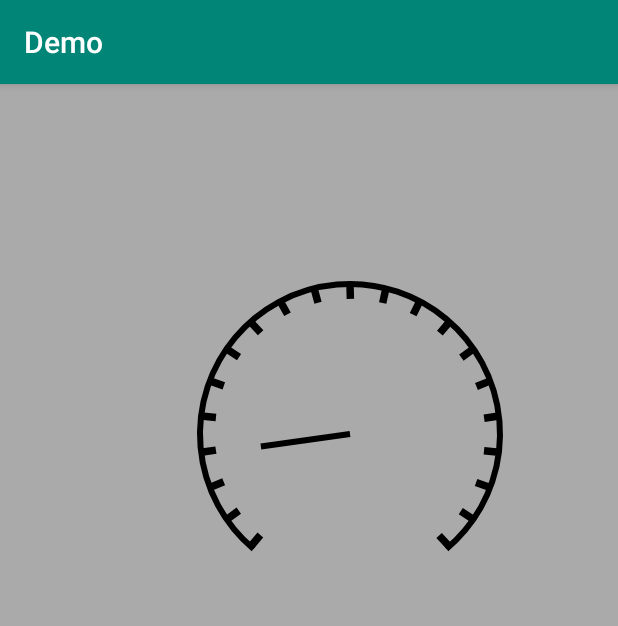
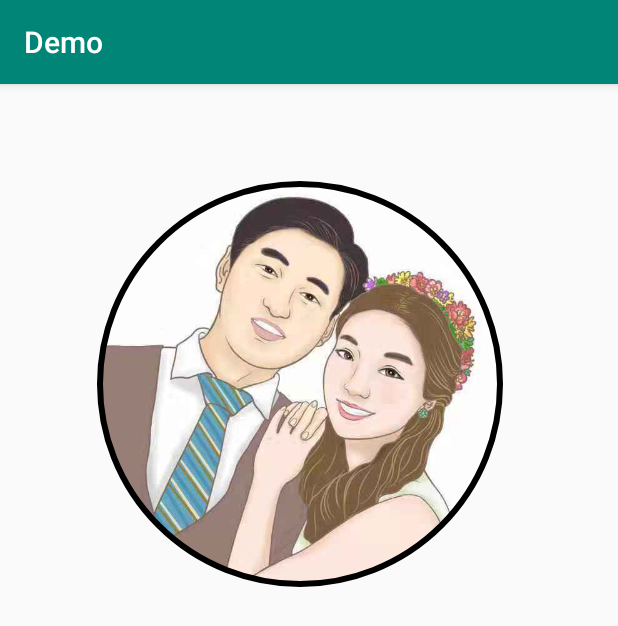
Before and after one commit to androfarmer/demo, an Android app: the screen it shows after launch (MainActivity), on a phone screen of 412 x 824 dp. Shown: the top 626 px of the screen. Run offline under Robolectric (Android 15) with nearby library versions, the phone set to English and light mode, and no system bars; our stand-ins replace CircleImageView.

```diff
--- a/app/src/main/java/com/example/lixiang/demo/CircleImageView.java
+++ b/app/src/main/java/com/example/lixiang/demo/CircleImageView.java
@@ -23,13 +23,17 @@ public class CircleImageView extends View {
     {
         bitmap=Utils.getBitmap(getResources(),R.drawable.lixiang,400);
         paint.setStrokeWidth(borderWidth);
+
+//        setLayerType(LAYER_TYPE_HARDWARE,null);//gpu,离屏缓冲
+//        setLayerType(LAYER_TYPE_SOFTWARE,null);//cpu,离屏缓冲
+//        setLayerType(LAYER_TYPE_NONE,null);//不使用离屏缓冲
     }
     @Override
     protected void onDraw(Canvas canvas) {
         super.onDraw(canvas);
         canvas.save();
         canvas.translate(100,100);
-        int saveCount= canvas.saveLayer(0,0,bitmap.getWidth(),bitmap.getHeight(),paint);
+        int saveCount= canvas.saveLayer(new RectF(0,0,bitmap.getWidth(),bitmap.getHeight()),paint);
         paint.setStyle(Paint.Style.FILL);
         canvas.drawCircle(bitmap.getWidth()/2,bitmap.getHeight()/2,+bitmap.getWidth()/2,paint);
         paint.setXfermode(new PorterDuffXfermode(PorterDuff.Mode.SRC_IN));
--- a/app/src/main/java/com/example/lixiang/demo/MainActivity.java
+++ b/app/src/main/java/com/example/lixiang/demo/MainActivity.java
@@ -1,7 +1,15 @@
 package com.example.lixiang.demo;
 
+import android.animation.Animator;
+import android.animation.AnimatorSet;
+import android.animation.Keyframe;
+import android.animation.ObjectAnimator;
+import android.animation.PropertyValuesHolder;
+import android.animation.TypeEvaluator;
+import android.animation.ValueAnimator;
 import android.support.v7.app.AppCompatActivity;
 import android.os.Bundle;
+import android.widget.ImageView;
 
 public class MainActivity extends AppCompatActivity {
 
@@ -9,5 +17,44 @@ public class MainActivity extends AppCompatActivity {
     protected void onCreate(Bundle savedInstanceState) {
         super.onCreate(savedInstanceState);
         setContentView(R.layout.activity_main);
+
+        /**
+        ProvinceView provinceView = findViewById(R.id.view);
+        provinceView.runProvince();
+         */
+
+        /**
+        ImageView imageView=findViewById(R.id.view);
+        Keyframe keyframe1=Keyframe.ofFloat(0f,0);
+        Keyframe keyframe2=Keyframe.ofFloat(0.5f,100);
+        Keyframe keyframe3=Keyframe.ofFloat(0.9f,700);
+        Keyframe keyframe4=Keyframe.ofFloat(1f,800);
+//        PropertyValuesHolder propertyValuesHolderX=PropertyValuesHolder.ofFloat("x",800);
+//        propertyValuesHolderX.setKeyframes(keyframe1,keyframe2,keyframe3);
+        PropertyValuesHolder propertyValuesHolderX=PropertyValuesHolder.ofKeyframe("x",keyframe1,keyframe2,keyframe3,keyframe4);
+         */
+
+
+        /**
+        PropertyValuesHolder propertyValuesHolderScaleX=PropertyValuesHolder.ofFloat("scaleX",2);
+        PropertyValuesHolder propertyValuesHolderScaleY=PropertyValuesHolder.ofFloat("scaleY",2);
+        ObjectAnimator objectAnimator= ObjectAnimator.ofPropertyValuesHolder(imageView,propertyValuesHolderX,propertyValuesHolderScaleY,propertyValuesHolderScaleX);
+        objectAnimator.setDuration(4000);
+        objectAnimator.setStartDelay(1000);
+        objectAnimator.start();
+        */
+
+        /**
+        PointerView pointerView = findViewById(R.id.view);
+        pointerView.run();
+         *
+         */
+
+        /**
+        AnimatorSet animatorSet=new AnimatorSet();
+        animatorSet.playSequentially(Animator1,Animator2,Animator3);
+        animatorSet.start();
+         */
+
     }
 }
--- a/app/src/main/res/layout/activity_main.xml
+++ b/app/src/main/res/layout/activity_main.xml
@@ -6,9 +6,26 @@
     android:layout_height="match_parent"
     tools:context=".MainActivity">
 
-    <com.example.lixiang.demo.DashView
+    <com.example.lixiang.demo.CircleImageView
+        android:id="@+id/view"
         android:layout_width="match_parent"
-        android:layout_height="match_parent"
-        android:background="@android:color/darker_gray"/>
+        android:layout_height="match_parent" />
+    <!--<ImageView-->
+        <!--android:id="@+id/view"-->
+        <!--android:layout_width="100dp"-->
+        <!--android:layout_height="100dp"-->
+        <!--android:src="@drawable/lixiang"/>-->
+
+    <!--<com.example.lixiang.demo.ProvinceView-->
+        <!--android:id="@+id/view"-->
+        <!--android:layout_width="match_parent"-->
+        <!--android:layout_height="match_parent"-->
+        <!--android:background="@android:color/darker_gray"/>-->
+
+    <!--<com.example.lixiang.demo.PointerView-->
+    <!--android:id="@+id/view"-->
+    <!--android:layout_width="match_parent"-->
+    <!--android:layout_height="match_parent"-->
+    <!--android:background="@android:color/darker_gray"/>-->
 
 </LinearLayout>
```
Also changed, not shown: app/src/main/java/com/example/lixiang/demo/PointerView.java (added, +56 -0 lines), app/src/main/java/com/example/lixiang/demo/ProvinceUtil.java (added, +41 -0 lines), app/src/main/java/com/example/lixiang/demo/ProvinceView.java (added, +60 -0 lines).
